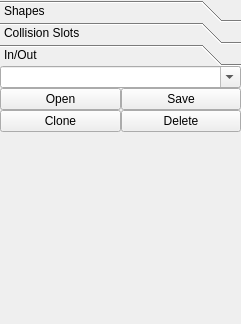
Before: the Qt Designer form lib/ui/tab_regionsUi.ui in wonkoderverstaendige/Spotter, drawn with Qt 5.
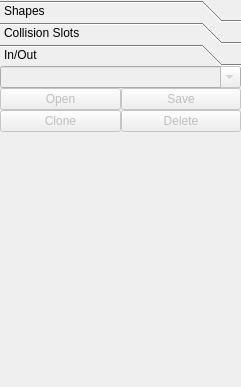
After: the same form once the commit is applied. The open tabs and pages were chosen to show the change.

```diff
--- a/lib/ui/tab_regionsUi.ui
+++ b/lib/ui/tab_regionsUi.ui
@@ -7,7 +7,7 @@
     <x>0</x>
     <y>0</y>
     <width>241</width>
-    <height>324</height>
+    <height>387</height>
    </rect>
   </property>
   <property name="windowTitle">
@@ -315,7 +315,7 @@
           <x>0</x>
           <y>0</y>
           <width>239</width>
-          <height>259</height>
+          <height>322</height>
          </rect>
         </property>
         <attribute name="label">
@@ -332,6 +332,9 @@
           <layout class="QGridLayout" name="gridLayout_9">
            <item row="0" column="1" colspan="2">
             <widget class="QComboBox" name="combo_label">
+             <property name="enabled">
+              <bool>false</bool>
+             </property>
              <property name="editable">
               <bool>true</bool>
              </property>
@@ -339,6 +342,9 @@
            </item>
            <item row="1" column="1">
             <widget class="QPushButton" name="pushButton_15">
+             <property name="enabled">
+              <bool>false</bool>
+             </property>
              <property name="text">
               <string>Open</string>
              </property>
@@ -346,6 +352,9 @@
            </item>
            <item row="2" column="1">
             <widget class="QPushButton" name="pushButton_14">
+             <property name="enabled">
+              <bool>false</bool>
+             </property>
              <property name="text">
               <string>Clone</string>
              </property>
@@ -353,6 +362,9 @@
            </item>
            <item row="2" column="2">
             <widget class="QPushButton" name="pushButton_13">
+             <property name="enabled">
+              <bool>false</bool>
+             </property>
              <property name="text">
               <string>Delete</string>
              </property>
@@ -373,6 +385,9 @@
            </item>
            <item row="1" column="2">
             <widget class="QPushButton" name="pushButton_12">
+             <property name="enabled">
+              <bool>false</bool>
+             </property>
              <property name="text">
               <string>Save</string>
              </property>
```
Left out of the diff: 6 changed lines with no effect on the pictures.
